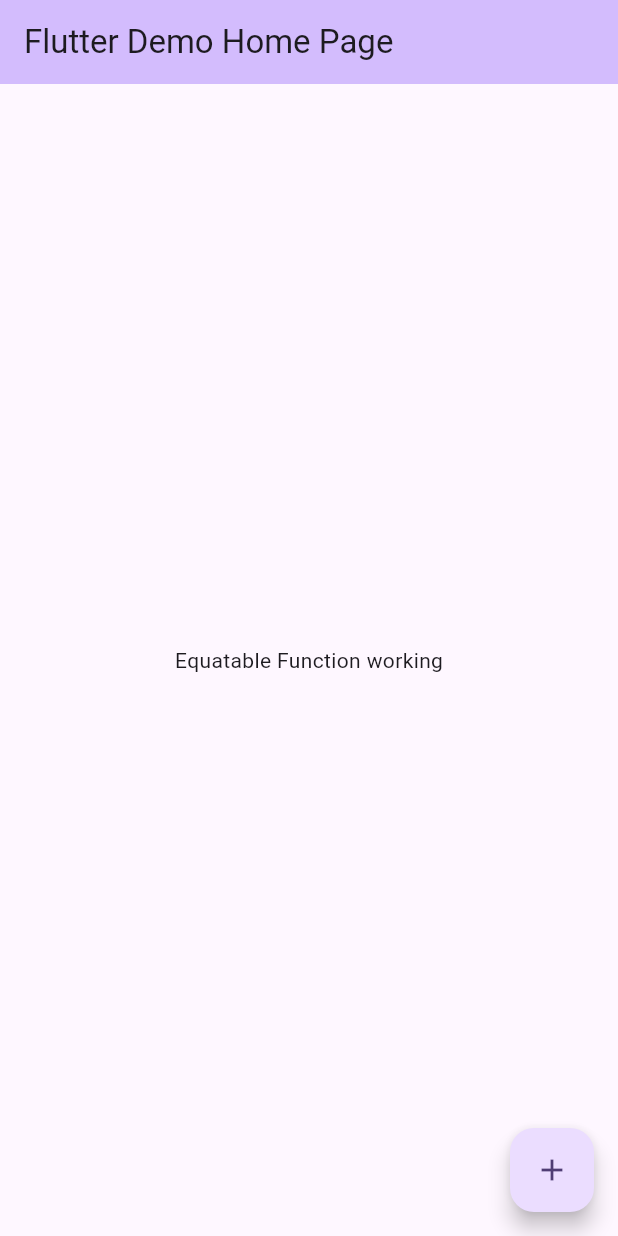
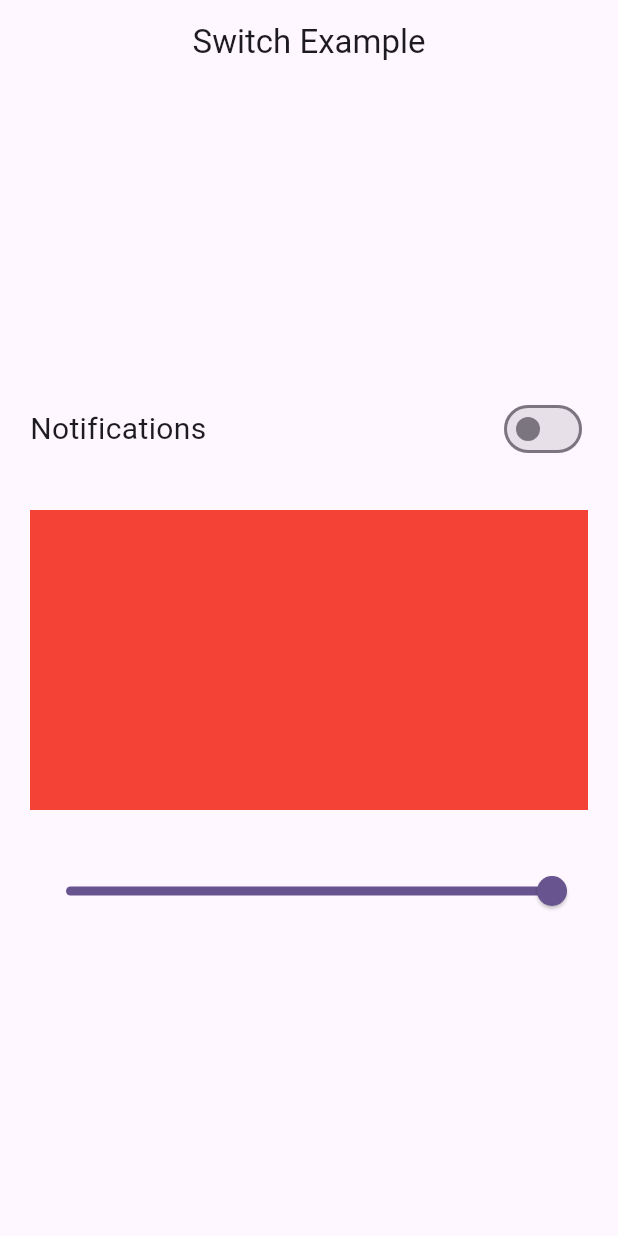
Before and after one commit to itsyashtyagi/Flutter-Bloc, a Flutter app: the screen it shows after launch, on a phone screen of 412 x 824 dp. Run offline on Flutter 3.47's test engine with Material 3 defaults, Android fonts, the phone set to English and light mode, and no system bars; our stand-ins replace bloc, equatable, flutter_bloc.

Commit message:
switch example using Bloc

```diff
--- /dev/null
+++ b/flutter_bloc_basic/lib/bloc/switch_button_bloc/switch_bloc.dart
@@ -0,0 +1,19 @@
+import 'package:bloc/bloc.dart';
+import 'package:flutter_bloc_basic/bloc/switch_button_bloc/switch_event.dart';
+import 'package:flutter_bloc_basic/bloc/switch_button_bloc/switch_state.dart';
+
+class SwitchBloc extends Bloc<SwitchEvents, SwitchStates> {
+  SwitchBloc() : super(const SwitchStates()) {
+    on<EnableOrDissableNotification>(_enableOrDissableNotification);
+    on<SliderEvent>(_slider);
+  }
+
+  void _enableOrDissableNotification(
+      EnableOrDissableNotification events, Emitter<SwitchStates> emit) {
+    emit(state.copyWith(isSwitch: !state.isSwitch));
+  }
+
+  void _slider(SliderEvent events, Emitter<SwitchStates> emit) {
+    emit(state.copyWith(slider: events.slider.toDouble()));
+  }
+}
--- /dev/null
+++ b/flutter_bloc_basic/lib/bloc/switch_button_bloc/switch_event.dart
@@ -0,0 +1,18 @@
+import 'package:equatable/equatable.dart';
+
+abstract class SwitchEvents extends Equatable {
+  const SwitchEvents();
+
+  @override
+  List<Object> get props => [];
+}
+
+class EnableOrDissableNotification extends SwitchEvents {}
+
+class SliderEvent extends SwitchEvents {
+  final double slider;
+  const SliderEvent({required this.slider});
+
+  @override
+  List<Object> get props => [slider];
+}
--- /dev/null
+++ b/flutter_bloc_basic/lib/bloc/switch_button_bloc/switch_state.dart
@@ -0,0 +1,18 @@
+import 'package:equatable/equatable.dart';
+
+class SwitchStates extends Equatable {
+  final bool isSwitch;
+  final double slider;
+
+  const SwitchStates({this.isSwitch = false, this.slider = 1.0});
+
+  SwitchStates copyWith({bool? isSwitch, double? slider}) {
+    return SwitchStates(
+      isSwitch: isSwitch ?? this.isSwitch,
+      slider: slider ?? this.slider,
+    );
+  }
+
+  @override
+  List<Object> get props => [isSwitch, slider];
+}
--- a/flutter_bloc_basic/lib/main.dart
+++ b/flutter_bloc_basic/lib/main.dart
@@ -1,5 +1,8 @@
 import 'package:flutter/material.dart';
 import 'package:equatable/equatable.dart';
+import 'package:flutter_bloc/flutter_bloc.dart';
+import 'package:flutter_bloc_basic/bloc/switch_button_bloc/switch_bloc.dart';
+import 'package:flutter_bloc_basic/ui/switch_button/switch_screen.dart';
 
 void main() {
   runApp(const MyApp());
@@ -10,13 +13,17 @@ class MyApp extends StatelessWidget {
 
   @override
   Widget build(BuildContext context) {
-    return MaterialApp(
-      title: 'Flutter Demo',
-      theme: ThemeData(
-        colorScheme: ColorScheme.fromSeed(seedColor: Colors.deepPurple),
-        useMaterial3: true,
+    return BlocProvider(
+      create: (_) => SwitchBloc(),
+      child: MaterialApp(
+        title: 'Flutter Demo',
+        theme: ThemeData(
+          colorScheme: ColorScheme.fromSeed(seedColor: Colors.deepPurple),
+          useMaterial3: true,
+        ),
+        debugShowCheckedModeBanner: false,
+        home: const SwitchScreen(),
       ),
-      home: const MyHomePage(title: 'Flutter Demo Home Page'),
     );
   }
 }
--- /dev/null
+++ b/flutter_bloc_basic/lib/ui/switch_button/switch_screen.dart
@@ -0,0 +1,85 @@
+import 'package:flutter/material.dart';
+import 'package:flutter_bloc/flutter_bloc.dart';
+import 'package:flutter_bloc_basic/bloc/switch_button_bloc/switch_bloc.dart';
+import 'package:flutter_bloc_basic/bloc/switch_button_bloc/switch_event.dart';
+import 'package:flutter_bloc_basic/bloc/switch_button_bloc/switch_state.dart';
+
+class SwitchScreen extends StatelessWidget {
+  const SwitchScreen({super.key});
+
+  @override
+  Widget build(BuildContext context) {
+    return SafeArea(
+      child: Scaffold(
+        appBar: AppBar(
+          title: const Text("Switch Example"),
+          centerTitle: true,
+        ),
+        body: Padding(
+          padding: const EdgeInsets.all(20),
+          child: Center(
+            child: Column(
+              mainAxisAlignment: MainAxisAlignment.center,
+              crossAxisAlignment: CrossAxisAlignment.center,
+              children: [
+                Row(
+                  mainAxisAlignment: MainAxisAlignment.spaceBetween,
+                  children: [
+                    const Text(
+                      "Notifications",
+                      style: TextStyle(fontSize: 20),
+                    ),
+                    BlocBuilder<SwitchBloc, SwitchStates>(
+                      buildWhen: (previous, current) =>
+                          previous.isSwitch != current.isSwitch,
+                      builder: (context, state) {
+                        return Switch(
+                          value: state.isSwitch,
+                          onChanged: (newValue) {
+                            context
+                                .read<SwitchBloc>()
+                                .add(EnableOrDissableNotification());
+                          },
+                        );
+                      },
+                    ),
+                  ],
+                ),
+                const SizedBox(
+                  height: 30,
+                ),
+                BlocBuilder<SwitchBloc, SwitchStates>(
+                  buildWhen: (previous, current) =>
+                      previous.slider != current.slider,
+                  builder: (context, state) {
+                    return Container(
+                      height: 200,
+                      color: Colors.red.withOpacity(state.slider),
+                    );
+                  },
+                ),
+                const SizedBox(
+                  height: 30,
+                ),
+                BlocBuilder<SwitchBloc, SwitchStates>(
+                  buildWhen: (previous, current) =>
+                      previous.slider != current.slider,
+                  builder: (context, state) {
+                    return Slider(
+                      value: state.slider,
+                      onChanged: (value) {
+                        context
+                            .read<SwitchBloc>()
+                            .add(SliderEvent(slider: value));
+                      },
+                    );
+                  },
+                ),
+              ],
+            ),
+          ),
+        ),
+      ),
+    );
+  }
+}
```
